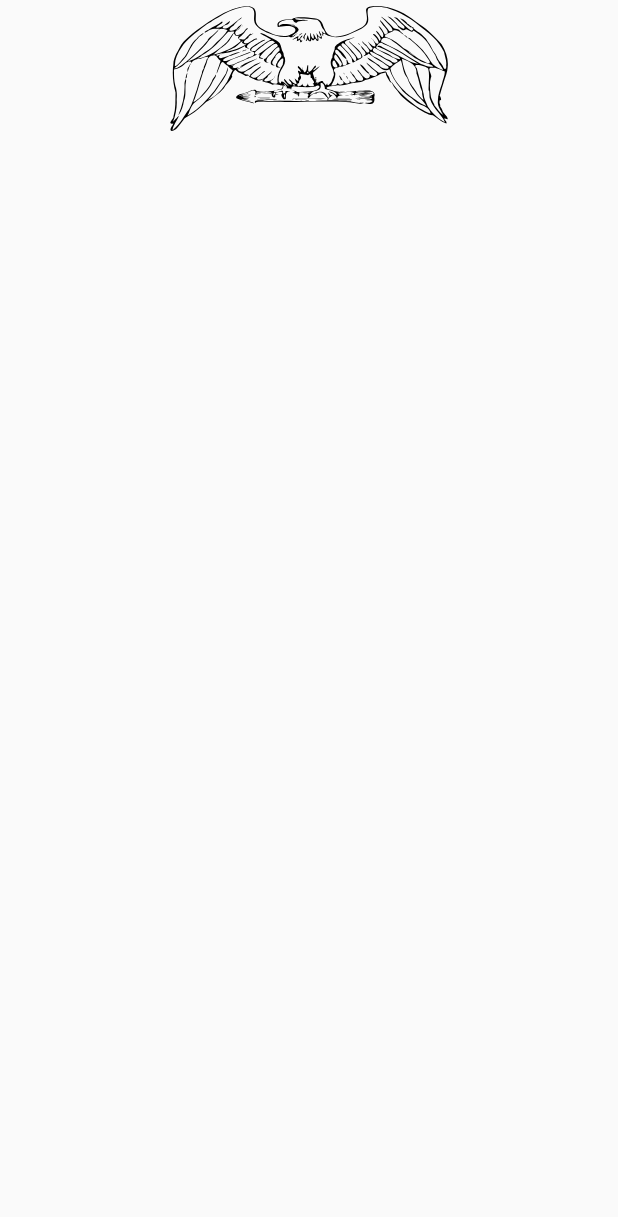
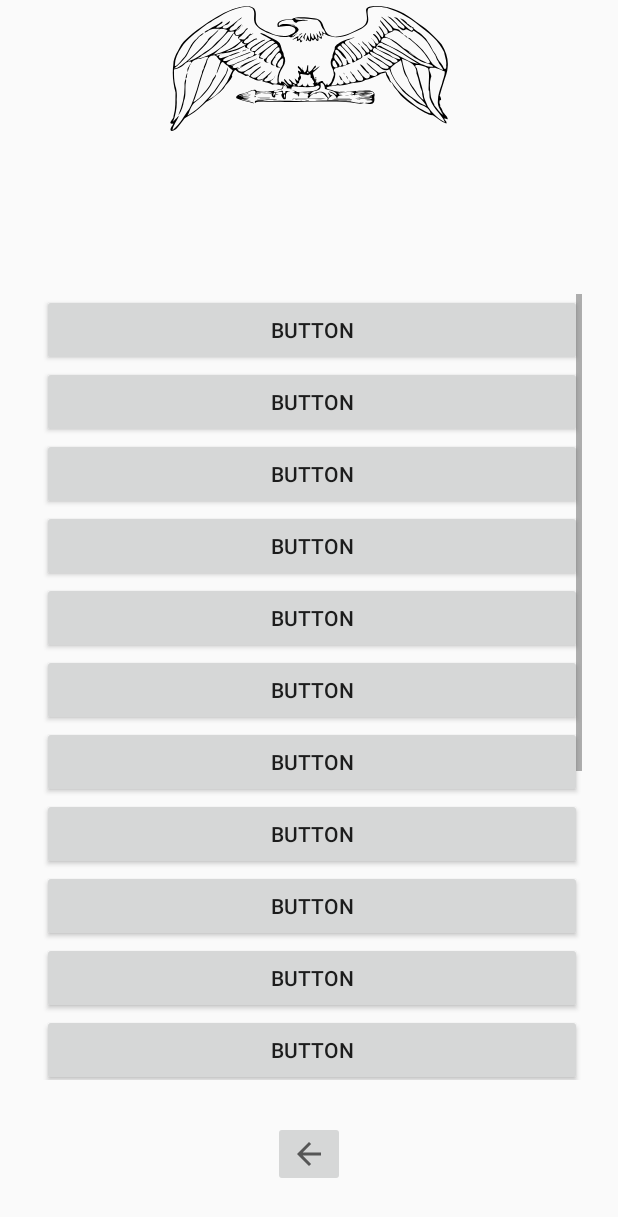
Before and after one commit to ETS-Android4/ASUAndroid, an Android app: the CombatServiceFragment screen opened through its navigation route, on a phone screen of 412 x 824 dp. Shown: the top 1217 px of the screen. Run offline under Robolectric (Android 15) with nearby library versions, the phone set to English and light mode, and no system bars.

Commit message:
Combat-Service-Fragment && Vectors

```diff
--- a/app/src/main/res/layout/fragment_badge.xml
+++ b/app/src/main/res/layout/fragment_badge.xml
@@ -144,7 +144,7 @@
         app:layout_constraintGuide_begin="103dp" />
 
     <Button
-        android:id="@+id/button"
+        android:id="@+id/btn_badge_to_prompt"
         android:layout_width="wrap_content"
         android:layout_height="wrap_content"
         android:layout_marginTop="650dp"
--- a/app/src/main/res/layout/fragment_combat_service.xml
+++ b/app/src/main/res/layout/fragment_combat_service.xml
@@ -1,5 +1,5 @@
 <?xml version="1.0" encoding="utf-8"?>
-<RelativeLayout xmlns:android="http://schemas.android.com/apk/res/android"
+<androidx.constraintlayout.widget.ConstraintLayout xmlns:android="http://schemas.android.com/apk/res/android"
     xmlns:app="http://schemas.android.com/apk/res-auto"
     xmlns:tools="http://schemas.android.com/tools"
     android:id="@+id/frameLayout4"
@@ -11,7 +11,155 @@
         android:id="@+id/btn_combat_to_prompt"
         android:layout_width="wrap_content"
         android:layout_height="wrap_content"
-        android:layout_marginTop="16dp"
+        android:layout_marginStart="180dp"
+        android:layout_marginLeft="180dp"
+        android:layout_marginTop="656dp"
         android:contentDescription="@string/previous"
-        android:src="?attr/actionModeCloseDrawable" />
-</RelativeLayout>
+        android:src="?attr/actionModeCloseDrawable"
+        app:layout_constraintStart_toStartOf="parent"
+        app:layout_constraintTop_toTopOf="parent" />
+
+    <androidx.constraintlayout.widget.Guideline
+        android:id="@+id/guideline14"
+        android:layout_width="wrap_content"
+        android:layout_height="wrap_content"
+        android:orientation="vertical"
+        app:layout_constraintGuide_end="21dp" />
+
+    <androidx.constraintlayout.widget.Guideline
+        android:id="@+id/guideline15"
+        android:layout_width="wrap_content"
+        android:layout_height="wrap_content"
+        android:orientation="vertical"
+        app:layout_constraintGuide_begin="21dp" />
+
+    <androidx.constraintlayout.widget.Guideline
+        android:id="@+id/guideline19"
+        android:layout_width="wrap_content"
+        android:layout_height="wrap_content"
+        android:orientation="horizontal"
+        app:layout_constraintGuide_begin="103dp" />
+
+    <ScrollView
+        android:layout_width="360dp"
+        android:layout_height="524dp"
+        app:layout_constraintBottom_toBottomOf="parent"
+        app:layout_constraintEnd_toEndOf="parent"
+        app:layout_constraintStart_toStartOf="parent"
+        app:layout_constraintTop_toTopOf="parent">
+
+        <LinearLayout
+            android:layout_width="match_parent"
+            android:layout_height="wrap_content"
+            android:orientation="vertical" >
+
+            <Button
+                android:id="@+id/button"
+                android:layout_width="match_parent"
+                android:layout_height="wrap_content"
+                android:text="Button" />
+
+            <Button
+                android:id="@+id/button19"
+                android:layout_width="match_parent"
+                android:layout_height="wrap_content"
+                android:text="Button" />
+
+            <Button
+                android:id="@+id/button20"
+                android:layout_width="match_parent"
+                android:layout_height="wrap_content"
+                android:text="Button" />
+
+            <Button
+                android:id="@+id/button21"
+                android:layout_width="match_parent"
+                android:layout_height="wrap_content"
+                android:text="Button" />
+
+            <Button
+                android:id="@+id/button22"
+                android:layout_width="match_parent"
+                android:layout_height="wrap_content"
+                android:text="Button" />
+
+            <Button
+                android:id="@+id/button23"
+                android:layout_width="match_parent"
+                android:layout_height="wrap_content"
+                android:text="Button" />
+
+            <Button
+                android:id="@+id/button24"
+                android:layout_width="match_parent"
+                android:layout_height="wrap_content"
+                android:text="Button" />
+
+            <Button
+                android:id="@+id/button25"
+                android:layout_width="match_parent"
+                android:layout_height="wrap_content"
+                android:text="Button" />
+
+            <Button
+                android:id="@+id/button26"
+                android:layout_width="match_parent"
+                android:layout_height="wrap_content"
+                android:text="Button" />
+
+            <Button
+                android:id="@+id/button27"
+                android:layout_width="match_parent"
+                android:layout_height="wrap_content"
+                android:text="Button" />
+
+            <Button
+                android:id="@+id/button28"
+                android:layout_width="match_parent"
+                android:layout_height="wrap_content"
+                android:text="Button" />
+
+            <Button
+                android:id="@+id/button29"
+                android:layout_width="match_parent"
+                android:layout_height="wrap_content"
+                android:text="Button" />
+
+            <Button
+                android:id="@+id/button30"
+                android:layout_width="match_parent"
+                android:layout_height="wrap_content"
+                android:text="Button" />
+
+            <Button
+                android:id="@+id/button31"
+                android:layout_width="match_parent"
+                android:layout_height="wrap_content"
+                android:text="Button" />
+
+            <Button
+                android:id="@+id/button32"
+                android:layout_width="match_parent"
+                android:layout_height="wrap_content"
+                android:text="Button" />
+
+            <Button
+                android:id="@+id/button33"
+                android:layout_width="match_parent"
+                android:layout_height="wrap_content"
+                android:text="Button" />
+
+            <Button
+                android:id="@+id/button34"
+                android:layout_width="match_parent"
+                android:layout_height="wrap_content"
+                android:text="Button" />
+
+            <Button
+                android:id="@+id/button35"
+                android:layout_width="match_parent"
+                android:layout_height="wrap_content"
+                android:text="Button" />
+        </LinearLayout>
+    </ScrollView>
+</androidx.constraintlayout.widget.ConstraintLayout>
```
Also changed, not shown: 4 other files.
